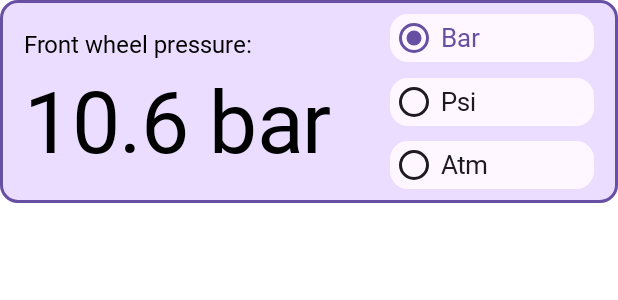
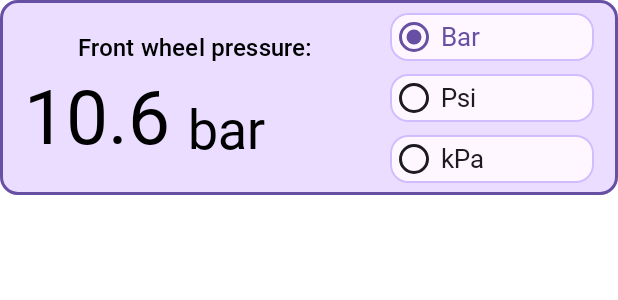
Before and after one commit to filin2hat/BikeCalc, an Android app built with Jetpack Compose: the @Preview function PressureCardPreview, on a phone screen of 412 x 824 dp. Shown: the top 300 px of the screen. Run offline under Robolectric (Android 15) with nearby library versions, the phone set to English and light mode, and no system bars.

Commit message:
Расчет в Атм заменен на расчет в кПа

```diff
--- a/app/src/main/kotlin/dev/filinhat/bikecalc/common/enums/units/PressureUnits.kt
+++ b/app/src/main/kotlin/dev/filinhat/bikecalc/common/enums/units/PressureUnits.kt
@@ -6,5 +6,5 @@ package dev.filinhat.bikecalc.common.enums.units
 enum class PressureUnits {
     BAR,
     PSI,
-    ATM,
+    KPa,
 }
--- a/app/src/main/kotlin/dev/filinhat/bikecalc/presentation/ui/kit/pressure/ChangePressureButton.kt
+++ b/app/src/main/kotlin/dev/filinhat/bikecalc/presentation/ui/kit/pressure/ChangePressureButton.kt
@@ -42,7 +42,7 @@ fun ChangePressureButton(
         Text(
             text =
                 when (pressureUnits) {
-                    PressureUnits.ATM -> stringResource(id = R.string.atm_btn)
+                    PressureUnits.KPa -> stringResource(id = R.string.kpa_btn)
                     PressureUnits.BAR -> stringResource(id = R.string.bar_btn)
                     PressureUnits.PSI -> stringResource(id = R.string.psi_btn)
                 },
@@ -56,7 +56,7 @@ fun ChangePressureButton(
 private fun ChangePressureButtonPreview() {
     ApplicationTheme {
         ChangePressureButton(
-            pressureUnits = PressureUnits.ATM,
+            pressureUnits = PressureUnits.KPa,
             onPressureChanged = {},
         )
     }
@@ -67,7 +67,7 @@ private fun ChangePressureButtonPreview() {
 private fun ChangePressureButtonPreviewDark() {
     ApplicationTheme {
         ChangePressureButton(
-            pressureUnits = PressureUnits.ATM,
+            pressureUnits = PressureUnits.KPa,
             onPressureChanged = {},
         )
     }
--- a/app/src/main/kotlin/dev/filinhat/bikecalc/presentation/ui/kit/pressure/ChangePressureRadioGroup.kt
+++ b/app/src/main/kotlin/dev/filinhat/bikecalc/presentation/ui/kit/pressure/ChangePressureRadioGroup.kt
@@ -2,6 +2,7 @@ package dev.filinhat.bikecalc.presentation.ui.kit.pressure
 
 import android.content.res.Configuration
 import androidx.compose.foundation.background
+import androidx.compose.foundation.border
 import androidx.compose.foundation.layout.Arrangement
 import androidx.compose.foundation.layout.Column
 import androidx.compose.foundation.layout.Row
@@ -51,6 +52,7 @@ fun ChangePressureRadioGroup(
         pressureUnits.forEach { item ->
             Row(
                 Modifier
+                    .border( 1.dp, MaterialTheme.colorScheme.inversePrimary, MaterialTheme.shapes.medium)
                     .clip(MaterialTheme.shapes.medium)
                     .background(MaterialTheme.colorScheme.background)
                     .height(32.dp)
@@ -78,7 +80,7 @@ fun ChangePressureRadioGroup(
                 Text(
                     text =
                         when (item) {
-                            PressureUnits.ATM -> stringResource(R.string.atm_btn)
+                            PressureUnits.KPa -> stringResource(R.string.kpa_btn)
                             PressureUnits.BAR -> stringResource(R.string.bar_btn)
                             PressureUnits.PSI -> stringResource(R.string.psi_btn)
                         },
@@ -101,7 +103,7 @@ private fun ChangePressureRadioGroupPreview() {
         ChangePressureRadioGroup(
             pressureUnits =
                 listOf(
-                    PressureUnits.ATM,
+                    PressureUnits.KPa,
                     PressureUnits.BAR,
                     PressureUnits.PSI,
                 ).toImmutableList(),
@@ -117,7 +119,7 @@ private fun ChangePressureRadioGroupPreviewDark() {
         ChangePressureRadioGroup(
             pressureUnits =
                 listOf(
-                    PressureUnits.ATM,
+                    PressureUnits.KPa,
                     PressureUnits.BAR,
                     PressureUnits.PSI,
                 ).toImmutableList(),
--- a/app/src/main/kotlin/dev/filinhat/bikecalc/presentation/ui/kit/pressure/PressureCard.kt
+++ b/app/src/main/kotlin/dev/filinhat/bikecalc/presentation/ui/kit/pressure/PressureCard.kt
@@ -2,6 +2,7 @@ package dev.filinhat.bikecalc.presentation.ui.kit.pressure
 
 import android.content.res.Configuration
 import androidx.compose.foundation.BorderStroke
+import androidx.compose.foundation.layout.Arrangement
 import androidx.compose.foundation.layout.Column
 import androidx.compose.foundation.layout.Row
 import androidx.compose.foundation.layout.fillMaxWidth
@@ -21,7 +22,6 @@ import androidx.compose.ui.Modifier
 import androidx.compose.ui.res.stringResource
 import androidx.compose.ui.tooling.preview.Preview
 import androidx.compose.ui.unit.dp
-import androidx.compose.ui.unit.sp
 import dev.filin2hat.bikecalc.R
 import dev.filinhat.bikecalc.common.enums.units.PressureUnits
 import dev.filinhat.bikecalc.common.enums.wheel.Wheel
@@ -29,10 +29,9 @@ import dev.filinhat.bikecalc.presentation.ui.theme.ApplicationTheme
 import kotlinx.collections.immutable.toImmutableList
 import kotlin.math.ceil
 import kotlin.math.pow
-import kotlin.math.roundToInt
 
 @Suppress("ktlint:standard:property-naming")
-const val CardHeight = 135
+const val CardHeight = 130
 
 /**
  * Карточка для расчета и просмотра давления велосипеда.
@@ -69,8 +68,9 @@ fun PressureCard(
         ) {
             Column(
                 modifier =
-                    Modifier
-                        .weight(0.6f),
+                    Modifier.weight(0.6f),
+                verticalArrangement = Arrangement.SpaceBetween,
+                horizontalAlignment = Alignment.CenterHorizontally,
             ) {
                 Text(
                     text =
@@ -78,34 +78,42 @@ fun PressureCard(
                             Wheel.Front -> stringResource(R.string.front_wheel_pressure)
                             Wheel.Rear -> stringResource(R.string.rear_wheel_pressure)
                         },
-                    fontSize = 16.sp,
+                    style = MaterialTheme.typography.titleMedium,
                     modifier = Modifier.padding(bottom = 8.dp),
                     color = MaterialTheme.colorScheme.scrim,
                 )
+                Row(
+                    modifier = Modifier.fillMaxWidth(),
+                    horizontalArrangement = Arrangement.spacedBy(12.dp),
+                    verticalAlignment = Alignment.Bottom,
+                ) {
                     Text(
-                    style = MaterialTheme.typography.displayLarge,
+                        style = MaterialTheme.typography.displayMedium,
+                        color = MaterialTheme.colorScheme.scrim,
+                        text =
+                            when (pressureUnits) {
+                                PressureUnits.BAR -> formatValue(value)
+                                PressureUnits.KPa -> formatValue(value.barToKPa(), 0)
+                                PressureUnits.PSI -> formatValue(value.barToPsi(), 0)
+                            },
+                    )
+
+                    Text(
+                        style = MaterialTheme.typography.displaySmall,
                         color = MaterialTheme.colorScheme.scrim,
                         text =
                             when (pressureUnits) {
                                 PressureUnits.BAR ->
-                                stringResource(
-                                    R.string.bar,
-                                    formatValue(value),
-                                )
+                                    stringResource(R.string.bar)
 
-                            PressureUnits.ATM ->
-                                stringResource(
-                                    R.string.atm,
-                                    formatValue(value.barToAtm()),
-                                )
+                                PressureUnits.KPa ->
+                                    stringResource(R.string.kpa)
 
                                 PressureUnits.PSI ->
-                                stringResource(
-                                    R.string.psi,
-                                    formatValue(value.barToPsi(), 0),
-                                )
+                                    stringResource(R.string.psi)
                             },
                     )
+                }
             }
 
             ChangePressureRadioGroup(
@@ -113,7 +121,7 @@ fun PressureCard(
                     listOf(
                         PressureUnits.BAR,
                         PressureUnits.PSI,
-                        PressureUnits.ATM,
+                        PressureUnits.KPa,
                     ).toImmutableList(),
                 onPressureChanged = { unit ->
                     pressureUnits = unit
@@ -137,9 +145,11 @@ private fun formatValue(
     )
 
 // Conversion functions
-private fun Double.barToAtm(): Double = this / 1.01325
+private fun Double.barToKPa(): Double = this * 100
 
-private fun Double.barToPsi(): Double = (this * 14.5038).roundToInt().toDouble()
+private fun Double.barToAtm(): Double = this * 0.986923
+
+private fun Double.barToPsi(): Double = this * 14.5038
 
 @Preview(showBackground = true)
 @Composable
--- a/app/src/main/kotlin/dev/filinhat/bikecalc/presentation/ui/theme/Typography.kt
+++ b/app/src/main/kotlin/dev/filinhat/bikecalc/presentation/ui/theme/Typography.kt
@@ -28,8 +28,7 @@ val Typography =
             TextStyle(
                 fontFamily = robotoFamily,
                 fontWeight = FontWeight.Normal,
-                fontSize = 45.sp,
-                lineHeight = 52.sp,
+                fontSize = 50.sp,
             ),
         displaySmall =
             TextStyle(
--- a/app/src/main/res/values/strings.xml
+++ b/app/src/main/res/values/strings.xml
@@ -9,11 +9,11 @@
     <string name="app_bar_title">Tire pressure calculator</string>
     <string name="front_wheel_pressure">Front wheel pressure:</string>
     <string name="rear_wheel_pressure">Rear wheel pressure:</string>
-    <string name="bar">%1$s bar</string>
-    <string name="atm">%1$s atm</string>
-    <string name="psi">%1$s psi</string>
+    <string name="bar">bar</string>
+    <string name="kpa">kPa</string>
+    <string name="psi">psi</string>
     <string name="bar_btn">Bar</string>
-    <string name="atm_btn">Atm</string>
+    <string name="kpa_btn">kPa</string>
     <string name="psi_btn">Psi</string>
     <string name="i_understand_this">I understand this</string>
     <string name="dialog_title">Disclaimer</string>
```
Also changed, not shown: app/src/main/kotlin/dev/filinhat/bikecalc/presentation/screen/pressure/PressureCalculatorScreen.kt (+4 -3 lines), app/src/main/kotlin/dev/filinhat/bikecalc/presentation/util/ValidateInput.kt (+7 -2 lines), 1 other file. Lines whose indentation alone changed are shown as unchanged.
